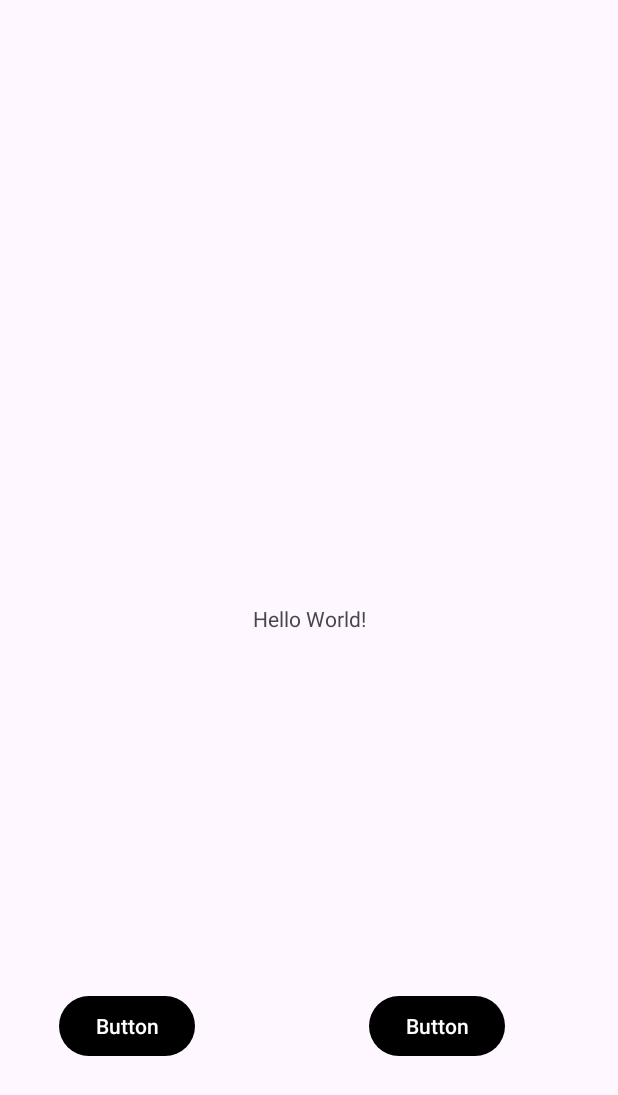
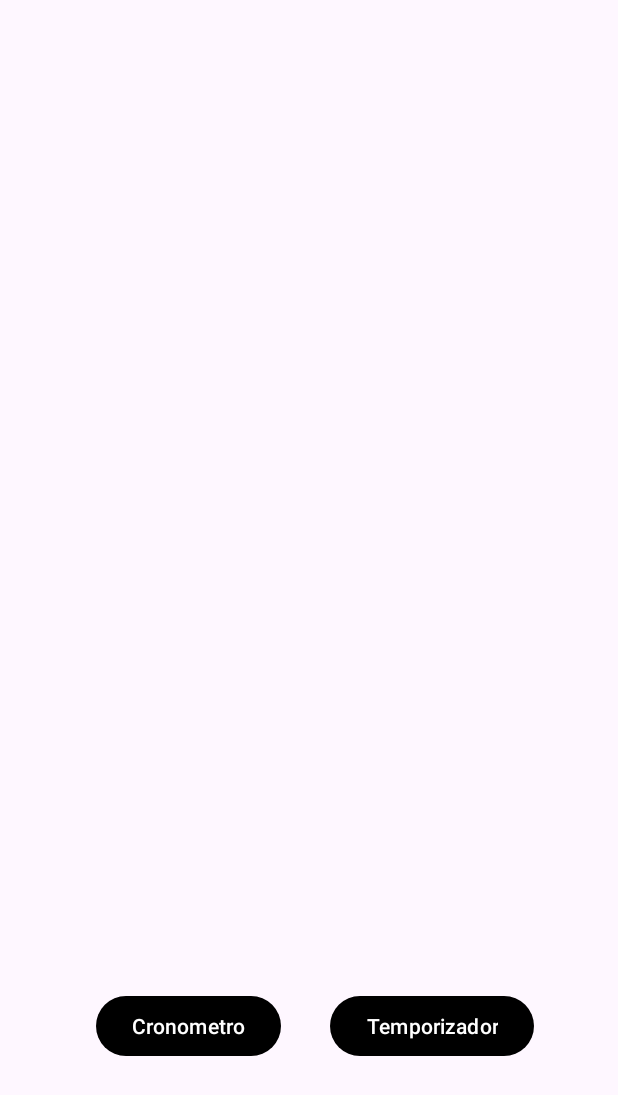
Before and after one commit to SamuelSolanows/Reloj, an Android app: the screen it shows after launch (MainActivity), on a phone screen of 412 x 824 dp. Shown: the top 1095 px of the screen. Run offline under Robolectric (Android 15) with nearby library versions, the phone set to English and light mode, and no system bars.

Commit message:
Tamo lito Profe

```diff
--- a/app/src/main/res/layout/activity_main.xml
+++ b/app/src/main/res/layout/activity_main.xml
@@ -6,33 +6,24 @@
     android:layout_height="match_parent"
     tools:context=".MainActivity">
 
-    <TextView
-        android:id="@+id/textView"
-        android:layout_width="wrap_content"
-        android:layout_height="wrap_content"
-        android:text="Hello World!"
-        app:layout_constraintBottom_toBottomOf="parent"
-        app:layout_constraintEnd_toEndOf="parent"
-        app:layout_constraintStart_toStartOf="parent"
-        app:layout_constraintTop_toTopOf="parent" />
-
     <Button
         android:id="@+id/button"
         android:layout_width="wrap_content"
         android:layout_height="wrap_content"
-        android:layout_marginStart="39dp"
-        android:text="Button"
+        android:layout_marginStart="64dp"
+        android:text="Cronometro"
         app:layout_constraintBottom_toBottomOf="@+id/button2"
         app:layout_constraintStart_toStartOf="parent"
-        app:layout_constraintTop_toTopOf="@+id/button2" />
+        app:layout_constraintTop_toTopOf="@+id/button2"
+        app:layout_constraintVertical_bias="0.0" />
 
     <Button
         android:id="@+id/button2"
         android:layout_width="wrap_content"
         android:layout_height="wrap_content"
-        android:layout_marginEnd="75dp"
+        android:layout_marginEnd="56dp"
         android:layout_marginBottom="116dp"
-        android:text="Button"
+        android:text="Temporizador"
         app:layout_constraintBottom_toBottomOf="parent"
         app:layout_constraintEnd_toEndOf="parent" />
 
```
